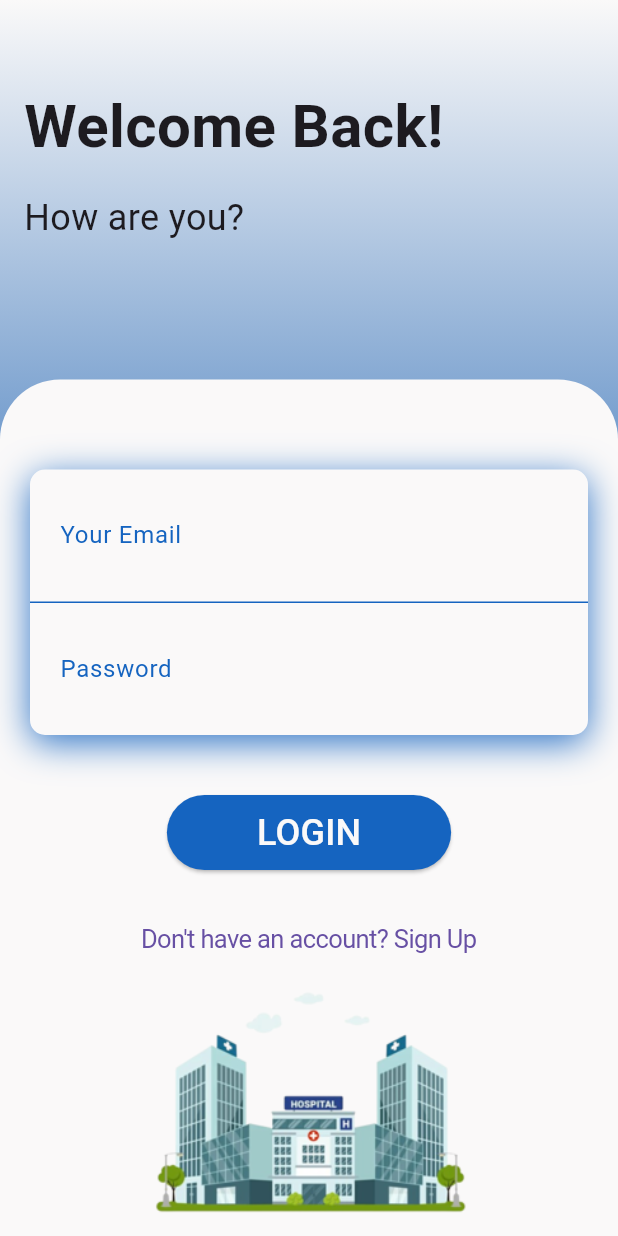
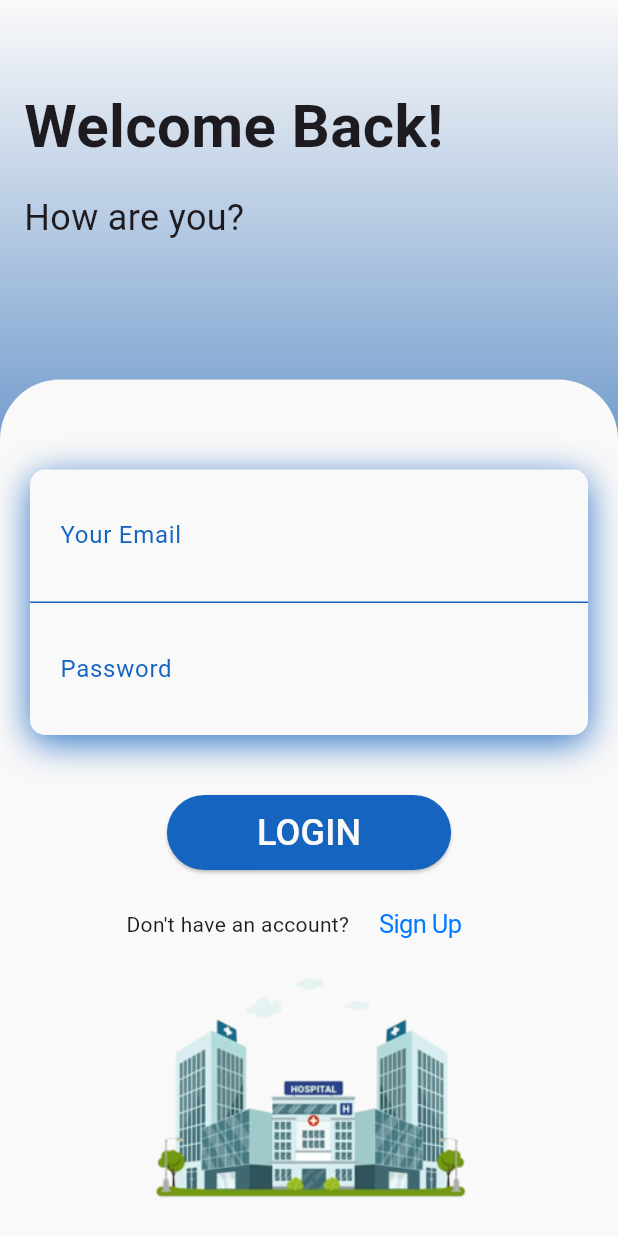
Before and after one commit to iannn07/S5-Mobile-Project-MedExpert, a Flutter app: the screen it shows after launch, after a tap on "LOGIN", on a phone screen of 412 x 824 dp. Run offline on Flutter 3.47's test engine with Material 3 defaults, Android fonts, the phone set to English and light mode, and no system bars; our stand-ins replace camera, firebase_auth, firebase_core, go_router, image_picker; missing offline and left inert: google_mlkit_commons; accounts and stored records are empty; network calls fail.

Commit message:
Login, Signup Button Update

```diff
--- a/lib/views/auth/login.dart
+++ b/lib/views/auth/login.dart
@@ -134,11 +134,20 @@ class LoginPage extends StatelessWidget {
                               }),
                         ),
                         SizedBox(
-                          height: 20,
+                          height: 10,
                         ),
-                        CupertinoButton(
-                            child: const Text("Don't have an account? Sign Up"),
-                            onPressed: () => context.push('/signup')),
+                        Row(
+                            mainAxisAlignment: MainAxisAlignment.center,
+                            children: [
+                              Text("Don't have an account?"),
+                              CupertinoButton(
+                                  child: const Text(
+                                    "Sign Up",
+                                    style: TextStyle(
+                                        color: CupertinoColors.activeBlue),
+                                  ),
+                                  onPressed: () => context.push('/signup')),
+                            ]),
                         Container(
                           padding: EdgeInsets.symmetric(horizontal: 80),
                           child: Column(
```
Also changed, not shown: lib/views/auth/signup.dart (+12 -17 lines).
